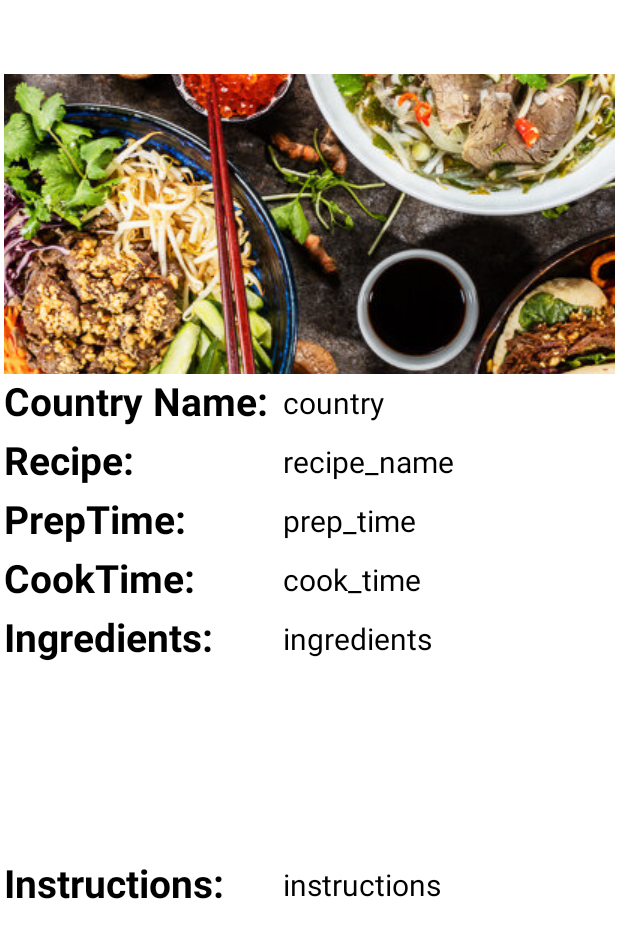
After one commit to wkembel1563/Flavors_Recipe_App, an Android app: the layout activity_dish.xml on its own in the app's theme, with its tools: preview values and no code run, on a phone screen of 412 x 824 dp. The commit adds this screen. Shown: the top 938 px of the screen. Run offline under Robolectric (Android 15) with nearby library versions, the phone set to English and light mode, and no system bars.

Commit message:
UI done. App crashes after click.

```diff
--- a/app/src/main/java/com/example/flavors_prototype/DataActivity.kt
+++ b/app/src/main/java/com/example/flavors_prototype/DataActivity.kt
@@ -1,14 +1,15 @@
 package com.example.flavors_prototype
 
+import android.content.Intent
 import androidx.appcompat.app.AppCompatActivity
 import android.os.Bundle
+import android.widget.Toast
 import androidx.recyclerview.widget.LinearLayoutManager
 import androidx.recyclerview.widget.RecyclerView
 import com.google.firebase.database.*
 
-class DataActivity : AppCompatActivity()
+class DataActivity : AppCompatActivity(), MyAdapter.OnItemClickListener
 {
-
 
     private  lateinit var  dbreference : DatabaseReference
     private  lateinit var  dataItemRecyclerView : RecyclerView
@@ -28,6 +29,26 @@ class DataActivity : AppCompatActivity()
         getRecipeData()
 
     }
+
+    // CARD OnItemClickListener interface
+    override fun onItemClick(position: Int) {
+       // Toast.makeText(this, "Item $position clicked", Toast.LENGTH_SHORT).show()
+
+        // when a card is clicked, go to DishView
+        val intent = Intent(this, DishViewActivity::class.java)
+
+        // pass dish data to DishView
+        intent.putExtra("dish_Place", dataArrayList[position].Place)
+        intent.putExtra("dish_Recipe", dataArrayList[position].Recipe)
+        intent.putExtra("dish_CookTime", dataArrayList[position].CookTime)
+        intent.putExtra("dish_PrepTime", dataArrayList[position].PrepTime)
+        intent.putExtra("dish_Instructions", dataArrayList[position].Instructions)
+        intent.putExtra("dish_Ingredients", dataArrayList[position].Ingredients)
+
+        // begin DishView
+        startActivity(intent)
+    }
+
     //retrieves data from firebase
     private fun getRecipeData()
     {
@@ -48,8 +69,7 @@ class DataActivity : AppCompatActivity()
 
                     }
 
-                    dataItemRecyclerView.adapter = MyAdapter(dataArrayList)
-
+                    dataItemRecyclerView.adapter = MyAdapter(dataArrayList, this@DataActivity)
 
                 }
             }
--- /dev/null
+++ b/app/src/main/java/com/example/flavors_prototype/DishViewActivity.kt
@@ -0,0 +1,49 @@
+package com.example.flavors_prototype
+
+import android.os.Bundle
+import android.widget.ImageButton
+import android.widget.TextView
+import androidx.appcompat.app.AppCompatActivity
+
+
+class DishViewActivity : AppCompatActivity(){
+
+    override fun onCreate(savedInstanceState: Bundle?) {
+        super.onCreate(savedInstanceState)
+        setContentView(R.layout.activity_dish)
+
+        // dishView display variables
+        val countryName : TextView = findViewById(R.id.dishCountryName)
+        val recipe : TextView = findViewById(R.id.dishRecipe)
+        val prepTime : TextView = findViewById(R.id.dishPrepTime)
+        val cookTime : TextView = findViewById(R.id.dishCookTime)
+        val ingredients : TextView = findViewById(R.id.dishIngredients)
+        val instructions : TextView = findViewById(R.id.dishInstructions)
+
+        // dishView image button
+        // TODO: 11/1/21 create image for each dish. use this to manipulate
+        val dishImage : ImageButton = findViewById(R.id.dishImageBtn)
+
+        // dish data passed from DataActivity
+        val bundle : Bundle?= intent.extras
+
+        val dataCountry = bundle!!.getString("dish_Place")
+        val dataRecipe = bundle.getString("dish_Recipe")
+        val dataCookTime = bundle.getString("dish_CookTime")
+        val dataPrepTime = bundle.getString("data_PrepTime")
+        val dataInstructions = bundle.getString("dish_Instructions")
+        val dataIngredients = bundle.getString("dish_Ingredients")
+
+
+        // pass dish data to UI
+        countryName.text = dataCountry
+        recipe.text = dataRecipe
+        prepTime.text = dataPrepTime
+        cookTime.text = dataCookTime
+        ingredients.text = dataIngredients
+        instructions.text = dataInstructions
+
+    }
+
+
+}
--- a/app/src/main/java/com/example/flavors_prototype/MyAdapter.kt
+++ b/app/src/main/java/com/example/flavors_prototype/MyAdapter.kt
@@ -10,7 +10,7 @@ import androidx.recyclerview.widget.RecyclerView
 //this class stores the data from every CountryName node in an array
 class MyAdapter(
     private val dataList : ArrayList<Recipe>,
-    //private val listener : OnItemClickListener
+    private val listener : OnItemClickListener
     ) : RecyclerView.Adapter<MyAdapter.MyViewHolder>() {
 
     override fun onCreateViewHolder(parent: ViewGroup, viewType: Int): MyViewHolder {
@@ -23,6 +23,7 @@ class MyAdapter(
     }
 
     //will store data from each node in currentitem, and populates each card item with text from given place
+    // this method is called everytime a card scrolls onto screen
     override fun onBindViewHolder(holder: MyViewHolder, position: Int) {
 
         val currentitem = dataList[position]
@@ -41,6 +42,7 @@ class MyAdapter(
     }
 
     //this class binds variables to the textViews in data_item
+    // setting the clickListener for the recycler view card in here as well
     inner class MyViewHolder(itemView : View) : RecyclerView.ViewHolder(itemView),
     View.OnClickListener{
 
@@ -51,17 +53,33 @@ class MyAdapter(
        // val ingredients : TextView = itemView.findViewById(R.id.tvingredients)
        // val instructions : TextView = itemView.findViewById(R.id.tvinstructions)
 
+        // set a clickListener on itemview to activate DishView after
+        // clicking anywhere on the recyclerview card
         init {
+            // 'this' is the MyViewHolder class
+            // View.onClickListener is needed above as an interface
             itemView.setOnClickListener(this)
         }
 
+        // define what happens when an itemview (card) is clicked
         override fun onClick(p0: View?) {
-            //listener.onItemClick()
+
+            // forward the click event to the screen displaying the recycler view.
+            // 'listener' = activity calling the adapter
+            // position = pos of click
+            val position = adapterPosition
+            if(position != RecyclerView.NO_POSITION) { // make sure pos still valid
+                listener.onItemClick(position)
+            }
         }
     }
 
+    // any class that implements OnItemClickListener
+    // must also implement onItemClick
+    // the DataActivity will implement this
     interface OnItemClickListener{
-        fun onItemClick()
+        // pass the position of the item clicked to method
+        fun onItemClick(position: Int)
     }
 
 }
--- /dev/null
+++ b/app/src/main/res/layout/activity_dish.xml
@@ -0,0 +1,193 @@
+<?xml version="1.0" encoding="utf-8"?>
+<androidx.constraintlayout.widget.ConstraintLayout xmlns:android="http://schemas.android.com/apk/res/android"
+    xmlns:app="http://schemas.android.com/apk/res-auto"
+    xmlns:tools="http://schemas.android.com/tools"
+    android:layout_width="match_parent"
+    android:layout_height="match_parent">
+
+    <LinearLayout
+        android:layout_width="407dp"
+        android:layout_height="725dp"
+        android:orientation="vertical"
+        app:layout_constraintBottom_toBottomOf="parent"
+        app:layout_constraintEnd_toEndOf="parent"
+        app:layout_constraintStart_toStartOf="parent"
+        app:layout_constraintTop_toTopOf="parent" >
+
+        <ImageButton
+            android:id="@+id/dishImageBtn"
+            android:layout_width="wrap_content"
+            android:layout_height="200dp"
+            app:srcCompat="@drawable/world_food"
+            tools:ignore="SpeakableTextPresentCheck" />
+
+        <LinearLayout
+            android:layout_width="match_parent"
+            android:layout_height="wrap_content"
+            android:orientation="horizontal">
+
+            <TextView
+                android:id="@+id/countryName"
+                android:layout_width="13dp"
+                android:layout_height="match_parent"
+                android:layout_weight="1"
+                android:text="Country Name: "
+                android:textColor="@color/black"
+                android:textSize="26sp"
+                android:textStyle="bold" />
+
+            <TextView
+                android:id="@+id/dishCountryName"
+                android:layout_width="48dp"
+                android:layout_height="match_parent"
+                android:layout_weight="1"
+                android:layout_marginTop="5dp"
+                android:text="country"
+                android:textColor="@color/black"
+                android:textSize="20sp" />
+        </LinearLayout>
+
+        <LinearLayout
+            android:layout_width="match_parent"
+            android:layout_height="wrap_content"
+            android:orientation="horizontal">
+
+            <TextView
+                android:id="@+id/Recipe"
+                android:layout_width="13dp"
+                android:layout_height="match_parent"
+                android:layout_weight="1"
+                android:text="Recipe: "
+                android:textColor="@color/black"
+                android:textSize="26sp"
+                android:textStyle="bold" />
+
+            <TextView
+                android:id="@+id/dishRecipe"
+                android:layout_width="48dp"
+                android:layout_height="match_parent"
+                android:layout_weight="1"
+                android:layout_marginTop="5dp"
+                android:text="recipe_name"
+                android:textColor="@color/black"
+                android:textSize="20sp" />
+        </LinearLayout>
+
+        <LinearLayout
+            android:layout_width="match_parent"
+            android:layout_height="wrap_content"
+            android:orientation="horizontal">
+
+            <TextView
+                android:id="@+id/prepTime"
+                android:layout_width="13dp"
+                android:layout_height="match_parent"
+                android:layout_weight="1"
+                android:text="PrepTime: "
+                android:textColor="@color/black"
+                android:textSize="26sp"
+                android:textStyle="bold" />
+
+            <TextView
+                android:id="@+id/dishPrepTime"
+                android:layout_width="48dp"
+                android:layout_height="match_parent"
+                android:layout_weight="1"
+                android:layout_marginTop="5dp"
+                android:text="prep_time"
+                android:textColor="@color/black"
+                android:textSize="20sp" />
+        </LinearLayout>
+
+        <LinearLayout
+            android:layout_width="match_parent"
+            android:layout_height="wrap_content"
+            android:orientation="horizontal">
+
+            <TextView
+                android:id="@+id/cookTime"
+                android:layout_width="13dp"
+                android:layout_height="match_parent"
+                android:layout_weight="1"
+                android:text="CookTime: "
+                android:textColor="@color/black"
+                android:textSize="26sp"
+                android:textStyle="bold" />
+
+            <TextView
+                android:id="@+id/dishCookTime"
+                android:layout_width="48dp"
+                android:layout_height="match_parent"
+                android:layout_weight="1"
+                android:layout_marginTop="5dp"
+                android:text="cook_time"
+                android:textColor="@color/black"
+                android:textSize="20sp" />
+        </LinearLayout>
+
+        <ScrollView
+            android:layout_width="match_parent"
+            android:layout_height="164dp">
+
+            <LinearLayout
+                android:layout_width="match_parent"
+                android:layout_height="wrap_content"
+                android:orientation="horizontal">
+
+                <TextView
+                    android:id="@+id/ingredients"
+                    android:layout_width="13dp"
+                    android:layout_height="match_parent"
+                    android:layout_weight="1"
+                    android:text="Ingredients: "
+                    android:textColor="@color/black"
+                    android:textSize="26sp"
+                    android:textStyle="bold" />
+
+                <TextView
+                    android:id="@+id/dishIngredients"
+                    android:layout_width="48dp"
+                    android:layout_height="match_parent"
+                    android:layout_marginTop="5dp"
+                    android:layout_weight="1"
+                    android:text="ingredients"
+                    android:textColor="@color/black"
+                    android:textSize="20sp" />
+            </LinearLayout>
+
+        </ScrollView>
+
+        <ScrollView
+            android:layout_width="match_parent"
+            android:layout_height="164dp">
+
+            <LinearLayout
+                android:layout_width="match_parent"
+                android:layout_height="wrap_content"
+                android:orientation="horizontal">
+
+                <TextView
+                    android:id="@+id/instructions"
+                    android:layout_width="13dp"
+                    android:layout_height="match_parent"
+                    android:layout_weight="1"
+                    android:text="Instructions: "
+                    android:textColor="@color/black"
+                    android:textSize="26sp"
+                    android:textStyle="bold" />
+
+                <TextView
+                    android:id="@+id/dishInstructions"
+                    android:layout_width="48dp"
+                    android:layout_height="match_parent"
+                    android:layout_marginTop="5dp"
+                    android:layout_weight="1"
+                    android:text="instructions"
+                    android:textColor="@color/black"
+                    android:textSize="20sp" />
+            </LinearLayout>
+
+        </ScrollView>
+
+    </LinearLayout>
+</androidx.constraintlayout.widget.ConstraintLayout>
```
